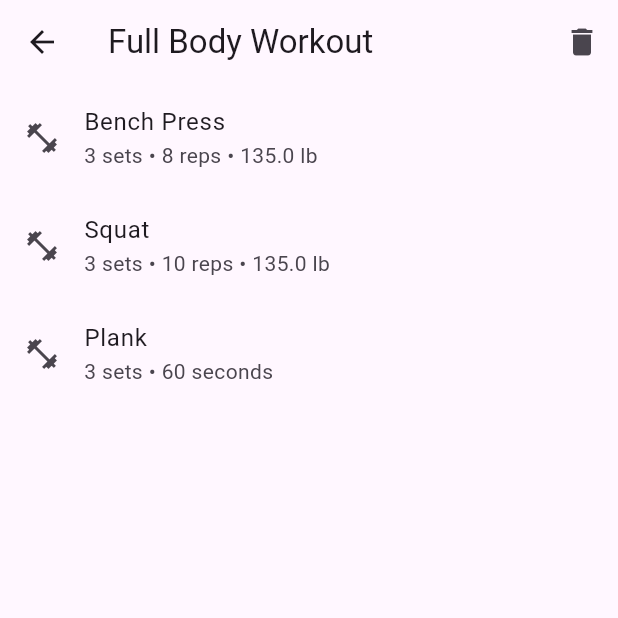
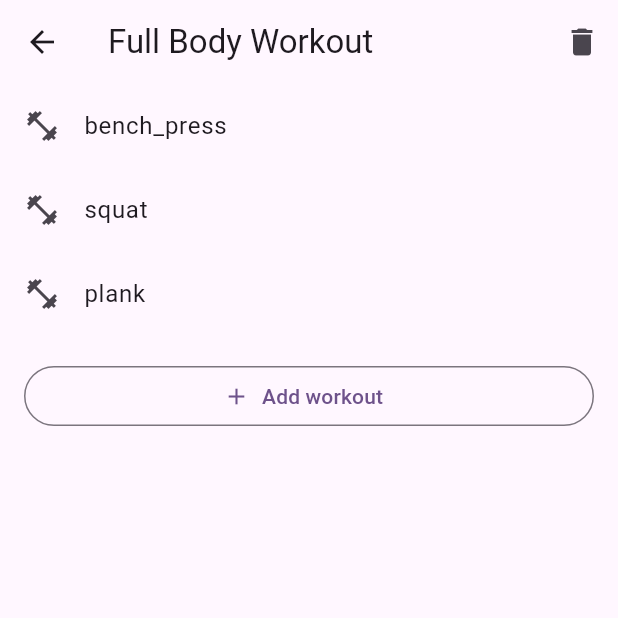
Before and after one commit to Cs3541/GroupProjectH, a Flutter app: the RoutineListScreen screen opened directly, after a tap on "Full Body Workout", on a phone screen of 412 x 824 dp, the top half of it. Run offline on Flutter 3.47's test engine with Material 3 defaults, Android fonts, the phone set to English and light mode, and no system bars; our stand-ins replace firebase_core, loading_animation_widget; accounts and stored records are empty.

Commit message:
Added basic ability to add exercises to routine.

```diff
--- a/lib/models/routine_model.dart
+++ b/lib/models/routine_model.dart
@@ -1,19 +1,19 @@
 class Routine {
   final String id;
   final String name;
-  final List<String> exerciseIds;
+  final List<String> workoutNames;
 
   Routine({
     required this.id,
     required this.name,
-    required this.exerciseIds,
+    required this.workoutNames,
   });
 
   Map<String, dynamic> toMap() {
     return {
       'id': id,
       'name': name,
-      'exerciseIds': exerciseIds,
+      'workoutNames': workoutNames,
     };
   }
 
@@ -21,7 +21,7 @@ class Routine {
     return Routine(
       id: map['id'],
       name: map['name'],
-      exerciseIds: List<String>.from(map['exerciseIds']),
+      workoutNames: List<String>.from(map['workoutNames']),
     );
   }
 
--- a/lib/presenters/routine_presenter.dart
+++ b/lib/presenters/routine_presenter.dart
@@ -5,12 +5,12 @@ class RoutinePresenter {
     Routine(
       id: 'full_body',
       name: 'Full Body Workout',
-      exerciseIds: ['bench_press', 'squat', 'plank'],
+      workoutNames: ['bench_press', 'squat', 'plank'],
     ),
     Routine(
       id: 'cardio',
       name: 'Cardio Routine',
-      exerciseIds: ['running'],
+      workoutNames: ['running'],
     ),
   ];
 
@@ -21,13 +21,17 @@ class RoutinePresenter {
   Routine addRoutine(String name) {
     var id = name.trim().toLowerCase();
 
-    final routine = Routine(id: id, name: name.trim(), exerciseIds: []);
+    final routine = Routine(id: id, name: name.trim(), workoutNames: []);
     _routines.add(routine);
     return routine;
   }
 
   void deleteRoutine(String id) {
     _routines.removeWhere((routine) => routine.id == id);
+  }
+
+  void addWorkoutToRoutine(String routineId, String workoutName) {
+    getRoutineById(routineId)?.workoutNames.add(workoutName);
   }
 
   Routine? getRoutineById(String id) {
--- a/lib/views/routine_list_screen.dart
+++ b/lib/views/routine_list_screen.dart
@@ -44,7 +44,7 @@ class _RoutineListScreenState extends State<RoutineListScreen> {
               ),
               title: Text(routine.name),
               subtitle: Text(
-                '${routine.exerciseIds.length} exercises',
+                '${routine.workoutNames.length} exercises',
               ),
               trailing: const Icon(Icons.chevron_right),
               onTap: () async {
--- a/lib/views/routine_screen.dart
+++ b/lib/views/routine_screen.dart
@@ -1,9 +1,8 @@
 import 'package:flutter/material.dart';
 import '../presenters/routine_presenter.dart';
-import '../presenters/exercise_presenter.dart';
 import 'confirm_delete_dialog.dart';
 
-class RoutineScreen extends StatelessWidget {
+class RoutineScreen extends StatefulWidget {
   final String routineId;
 
   const RoutineScreen({
@@ -12,11 +11,21 @@ class RoutineScreen extends StatelessWidget {
   });
 
   @override
+  State<RoutineScreen> createState() => _RoutineScreenState();
+}
+
+class _RoutineScreenState extends State<RoutineScreen> {
+  final RoutinePresenter _routinePresenter = RoutinePresenter();
+
+  void _addSampleWorkout() {
+    setState(() {
+      _routinePresenter.addWorkoutToRoutine(widget.routineId, 'Sample Workout');
+    });
+  }
+
+  @override
   Widget build(BuildContext context) {
-    final routinePresenter = RoutinePresenter();
-    final exercisePresenter = ExercisePresenter();
-
-    final routine = routinePresenter.getRoutineById(routineId);
+    final routine = _routinePresenter.getRoutineById(widget.routineId);
 
     if (routine == null) {
       return Scaffold(
@@ -27,10 +36,7 @@ class RoutineScreen extends StatelessWidget {
       );
     }
 
-    final exercises = routine.exerciseIds
-        .map((id) => exercisePresenter.getExerciseById(id))
-        .whereType<dynamic>()
-        .toList();
+    final workouts = routine.workoutNames;
 
     return Scaffold(
       appBar: AppBar(
@@ -41,37 +47,31 @@ class RoutineScreen extends StatelessWidget {
             tooltip: 'Delete routine',
             onPressed: () async {
               if (await confirmDeleteRoutine(context, routine)) {
-                routinePresenter.deleteRoutine(routine.id);
+                _routinePresenter.deleteRoutine(routine.id);
                 if (context.mounted) Navigator.pop(context);
               }
             },
           ),
         ],
       ),
-      body: exercises.isEmpty
-          ? const Center(
-              child: Text('No exercises in this routine.'),
-            )
-          : ListView.builder(
-              itemCount: exercises.length,
+      body: ListView.builder(
+        // One extra item at the end for the add button.
+        itemCount: workouts.length + 1,
         itemBuilder: (context, index) {
-                final exercise = exercises[index];
+          if (index == workouts.length) {
+            return Padding(
+              padding: const EdgeInsets.all(16),
+              child: OutlinedButton.icon(
+                onPressed: _addSampleWorkout,
+                icon: const Icon(Icons.add),
+                label: const Text('Add workout'),
+              ),
+            );
+          }
 
           return ListTile(
             leading: const Icon(Icons.fitness_center),
-                  title: Text(exercise.name),
-                  subtitle: Text([
-                    if (exercise.sets != null)
-                      '${exercise.sets} sets',
-                    if (exercise.reps != null)
-                      '${exercise.reps} reps',
-                    if (exercise.weight != null)
-                      '${exercise.weight} lb',
-                    if (exercise.duration != null)
-                      '${exercise.duration} seconds',
-                    if (exercise.distance != null)
-                      '${exercise.distance} meters',
-                  ].join(' • ')),
+            title: Text(workouts[index]),
           );
         },
       ),
```
Lines whose indentation alone changed are shown as unchanged.
